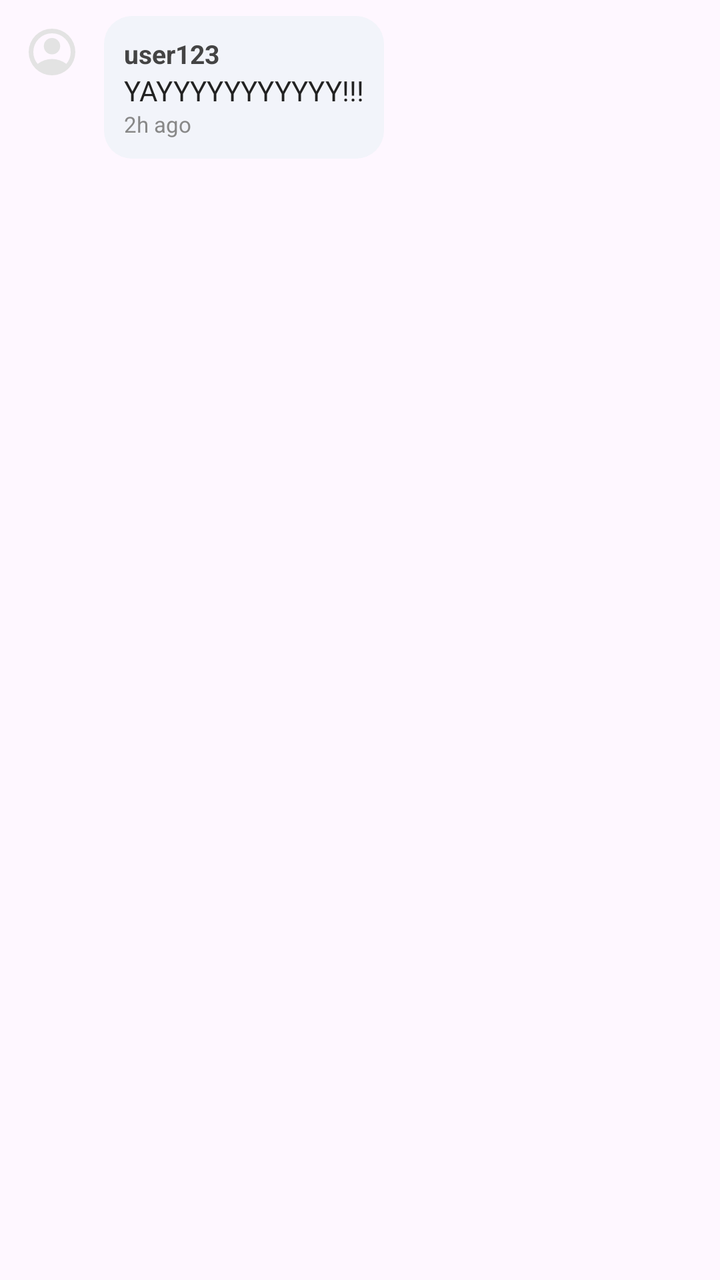
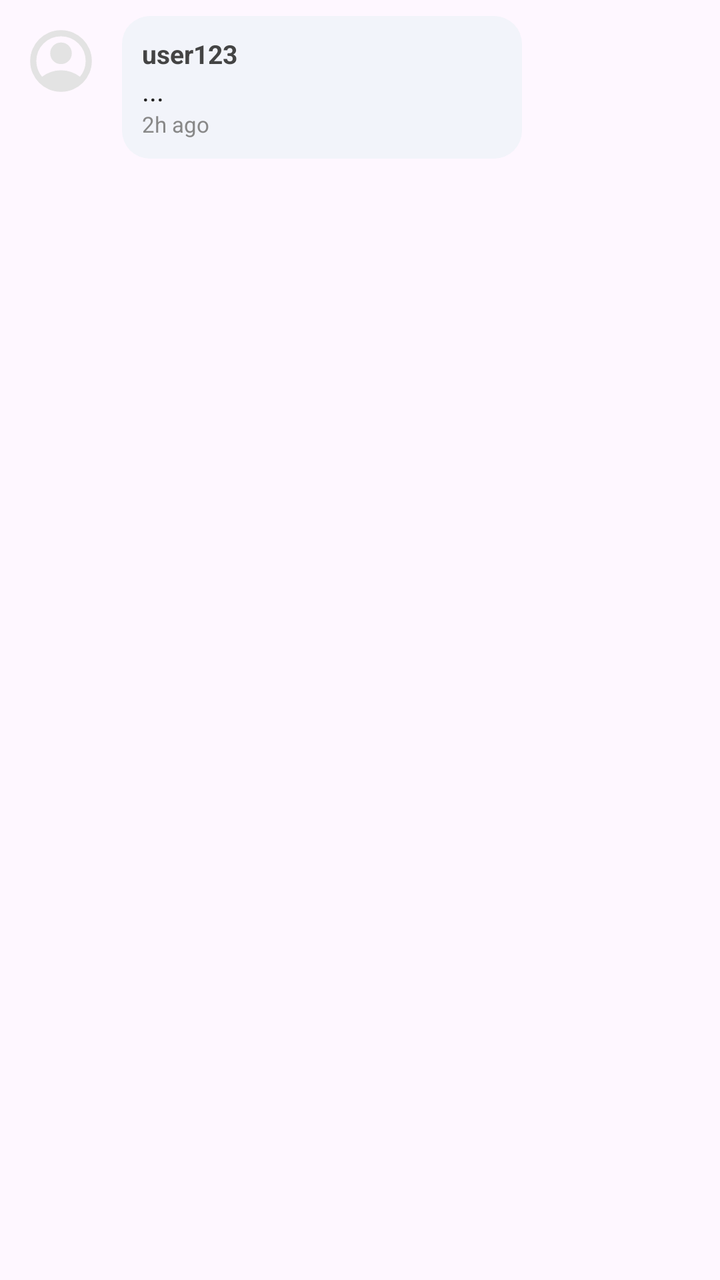

An Android layout rendered at two revisions. The XML below is the earlier revision; the diff shows what the commit changed to produce the second picture.
<!-- AndroidManifest.xml: application theme Theme.BetweenUs -->
<!-- res/layout/item_comment.xml -->
<?xml version="1.0" encoding="utf-8"?>
<LinearLayout
    xmlns:android="http://schemas.android.com/apk/res/android"

    android:layout_width="match_parent"
    android:layout_height="wrap_content"
    android:orientation="horizontal"
    android:padding="8dp"
    android:layout_marginBottom="6dp">

    

    <ImageView
        android:id="@+id/iv_comment_avatar"
        android:layout_width="36dp"
        android:layout_height="36dp"
        android:layout_marginEnd="8dp"
        android:src="@drawable/profilebtn_filled"
        android:padding="4dp"/>


    

    <LinearLayout
        android:layout_width="wrap_content"
        android:layout_height="wrap_content"
        android:orientation="vertical"
        android:background="@drawable/comment_bubble"
        android:padding="10dp">

        

        <TextView
            android:id="@+id/tv_comment_user"
            android:layout_width="wrap_content"
            android:layout_height="wrap_content"
            android:text="user123"
            android:textStyle="bold"
            android:textSize="13sp"
            android:textColor="#444444"/>

        

        <TextView
            android:id="@+id/tv_comment"
            android:layout_width="wrap_content"
            android:layout_height="wrap_content"
            android:text="YAYYYYYYYYYYY!!!"
            android:textSize="14sp"
            android:textColor="#222222"/>

        <TextView
            android:id="@+id/tv_comment_time"
            android:layout_width="wrap_content"
            android:layout_height="wrap_content"
            android:text="2h ago"
            android:textSize="11sp"
            android:textColor="#888888"/>

    </LinearLayout>

</LinearLayout>
<!-- resources referenced by this layout -->
<resources>
  <!-- drawable comment_bubble (drawable) -->
  <?xml version="1.0" encoding="utf-8"?>
  <shape xmlns:android="http://schemas.android.com/apk/res/android">
      <solid android:color="#F2F4FA"/>
      <corners android:radius="14dp"/>
  </shape>
  <!-- drawable profilebtn_filled (drawable) -->
  <vector xmlns:android="http://schemas.android.com/apk/res/android"
      android:width="24dp"
      android:height="24dp"
      android:viewportWidth="960"
      android:viewportHeight="960">
    <path
        android:pathData="M234,684q51,-39 114,-61.5T480,600q69,0 132,22.5T726,684q35,-41 54.5,-93T800,480q0,-133 -93.5,-226.5T480,160q-133,0 -226.5,93.5T160,480q0,59 19.5,111t54.5,93ZM380.5,479.5Q340,439 340,380t40.5,-99.5Q421,240 480,240t99.5,40.5Q620,321 620,380t-40.5,99.5Q539,520 480,520t-99.5,-40.5ZM480,880q-83,0 -156,-31.5T197,763q-54,-54 -85.5,-127T80,480q0,-83 31.5,-156T197,197q54,-54 127,-85.5T480,80q83,0 156,31.5T763,197q54,54 85.5,127T880,480q0,83 -31.5,156T763,763q-54,54 -127,85.5T480,880Z"
        android:fillColor="#e3e3e3"/>
  </vector>
  <style name="Theme.BetweenUs" parent="Theme.MaterialComponents.DayNight.NoActionBar">
          
          <item name="colorPrimary">@color/purple_500</item>
          <item name="colorPrimaryVariant">@color/purple_700</item>
          <item name="colorOnPrimary">@color/white</item>
          
          <item name="colorSecondary">@color/teal_200</item>
          <item name="colorSecondaryVariant">@color/teal_700</item>
          <item name="colorOnSecondary">@color/black</item>
          
          <item name="android:statusBarColor">?attr/colorPrimaryVariant</item>
          
      </style>
  <color name="purple_500">#FF6200EE</color>
  <color name="purple_700">#FF3700B3</color>
  <color name="white">#FFFFFFFF</color>
  <color name="teal_200">#FF03DAC5</color>
  <color name="teal_700">#FF018786</color>
  <color name="black">#FF000000</color>
</resources>

<!-- the commit's change to res/layout/item_comment.xml (unified diff, before → after) -->
@@ -12,8 +12,8 @@
 
     <ImageView
         android:id="@+id/iv_comment_avatar"
-        android:layout_width="36dp"
-        android:layout_height="36dp"
+        android:layout_width="45dp"
+        android:layout_height="45dp"
         android:layout_marginEnd="8dp"
         android:src="@drawable/profilebtn_filled"
         android:padding="4dp"/>
@@ -24,6 +24,7 @@
     <LinearLayout
         android:layout_width="wrap_content"
         android:layout_height="wrap_content"
+        android:minWidth="200dp"
         android:orientation="vertical"
         android:background="@drawable/comment_bubble"
         android:padding="10dp">
@@ -45,7 +46,7 @@
             android:id="@+id/tv_comment"
             android:layout_width="wrap_content"
             android:layout_height="wrap_content"
-            android:text="YAYYYYYYYYYYY!!!"
+            android:text="..."
             android:textSize="14sp"
             android:textColor="#222222"/>
 
